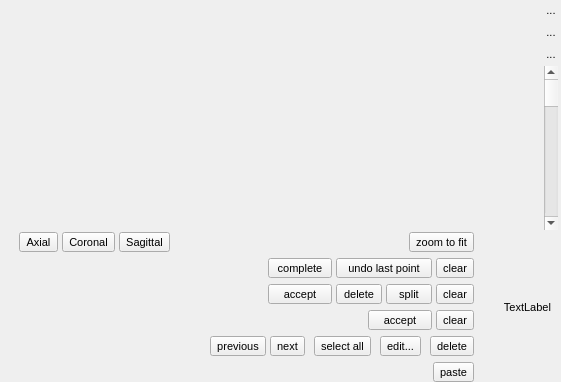
Above: GUI/Qt/Components/SliceDefaultViewPanel.ui from donghakang/itksnap-v2 before the change. Below: the same form after it.
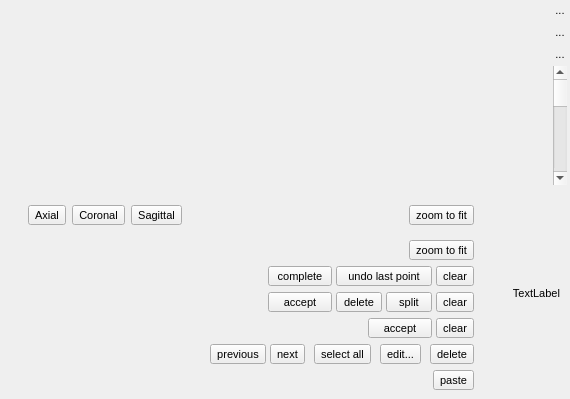
That is the form after the change. Icons and pictures are not drawn. Custom widgets are drawn as their Qt base class.

```diff
--- a/GUI/Qt/Components/SliceDefaultViewPanel.ui
+++ b/GUI/Qt/Components/SliceDefaultViewPanel.ui
@@ -6,8 +6,8 @@
    <rect>
     <x>0</x>
     <y>0</y>
-    <width>561</width>
-    <height>382</height>
+    <width>564</width>
+    <height>399</height>
    </rect>
   </property>
   <property name="windowTitle">
@@ -169,18 +169,115 @@
       <item>
        <widget class="QWidget" name="toolbar" native="true">
         <layout class="QVBoxLayout" name="verticalLayout">
-         <property name="leftMargin">
-          <number>0</number>
-         </property>
-         <property name="topMargin">
-          <number>0</number>
-         </property>
-         <property name="rightMargin">
-          <number>0</number>
-         </property>
-         <property name="bottomMargin">
-          <number>0</number>
-         </property>
+         <item>
+          <widget class="QWidget" name="pageDefaultMore" native="true">
+           <property name="minimumSize">
+            <size>
+             <width>464</width>
+             <height>32</height>
+            </size>
+           </property>
+           <layout class="QHBoxLayout" name="horizontalLayout_10">
+            <item>
+             <widget class="QToolButton" name="btnAxial">
+              <property name="maximumSize">
+               <size>
+                <width>16777215</width>
+                <height>20</height>
+               </size>
+              </property>
+              <property name="font">
+               <font>
+                <pointsize>-1</pointsize>
+               </font>
+              </property>
+              <property name="toolTip">
+               <string/>
+              </property>
+              <property name="text">
+               <string>Axial</string>
+              </property>
+             </widget>
+            </item>
+            <item>
+             <widget class="QToolButton" name="btnCoronal">
+              <property name="maximumSize">
+               <size>
+                <width>16777215</width>
+                <height>20</height>
+               </size>
+              </property>
+              <property name="font">
+               <font>
+                <pointsize>-1</pointsize>
+               </font>
+              </property>
+              <property name="toolTip">
+               <string/>
+              </property>
+              <property name="text">
+               <string>Coronal</string>
+              </property>
+             </widget>
+            </item>
+            <item>
+             <widget class="QToolButton" name="btnSagittal">
+              <property name="maximumSize">
+               <size>
+                <width>16777215</width>
+                <height>20</height>
+               </size>
+              </property>
+              <property name="font">
+               <font>
+                <pointsize>-1</pointsize>
+               </font>
+              </property>
+              <property name="toolTip">
+               <string/>
+              </property>
+              <property name="text">
+               <string>Sagittal</string>
+              </property>
+             </widget>
+            </item>
+            <item>
+             <spacer name="horizontalSpacer_10">
+              <property name="orientation">
+               <enum>Qt::Horizontal</enum>
+              </property>
+              <property name="sizeHint" stdset="0">
+               <size>
+                <width>313</width>
+                <height>17</height>
+               </size>
+              </property>
+             </spacer>
+            </item>
+            <item>
+             <widget class="QToolButton" name="btnZoomToFit_2">
+              <property name="maximumSize">
+               <size>
+                <width>16777215</width>
+                <height>20</height>
+               </size>
+              </property>
+              <property name="font">
+               <font>
+                <pointsize>-1</pointsize>
+               </font>
+              </property>
+              <property name="toolTip">
+               <string/>
+              </property>
+              <property name="text">
+               <string>zoom to fit</string>
+              </property>
+             </widget>
+            </item>
+           </layout>
+          </widget>
+         </item>
          <item>
           <widget class="QWidget" name="pageDefault" native="true">
            <layout class="QHBoxLayout" name="horizontalLayout_2">
@@ -193,39 +290,6 @@
             <property name="bottomMargin">
              <number>0</number>
             </property>
-            <item>
-             <widget class="QToolButton" name="btnAxialView">
-              <property name="minimumSize">
-               <size>
-                <width>39</width>
-                <height>0</height>
-               </size>
-              </property>
-              <property name="maximumSize">
-               <size>
-                <width>39</width>
-                <height>16777215</height>
-               </size>
-              </property>
-              <property name="text">
-               <string>Axial</string>
-              </property>
-             </widget>
-            </item>
-            <item>
-             <widget class="QToolButton" name="btnSagittalView">
-              <property name="text">
-               <string>Coronal</string>
-              </property>
-             </widget>
-            </item>
-            <item>
-             <widget class="QToolButton" name="btnCoronalView">
-              <property name="text">
-               <string>Sagittal</string>
-              </property>
-             </widget>
-            </item>
             <item>
              <spacer name="horizontalSpacer">
               <property name="orientation">
@@ -233,8 +297,8 @@
               </property>
               <property name="sizeHint" stdset="0">
                <size>
-                <width>225</width>
-                <height>17</height>
+                <width>40</width>
+                <height>20</height>
                </size>
               </property>
              </spacer>
```
